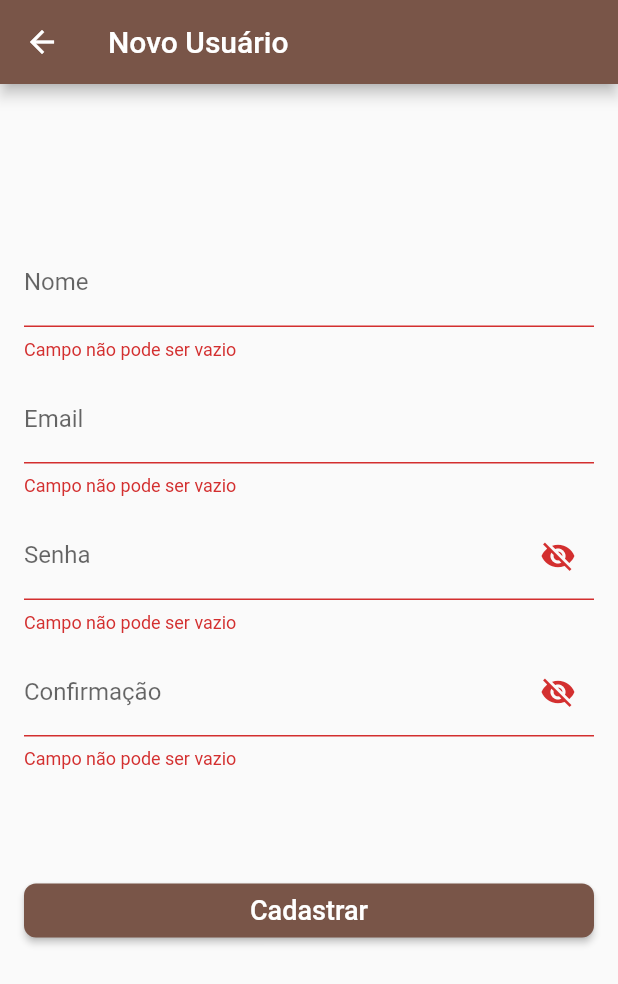
After one commit to cesarazevedocmd/cafeys-admin-app, a Flutter app: the UserFormPage screen opened directly, after a tap on "Cadastrar", on a phone screen of 412 x 824 dp. The commit adds this screen. Shown: the top 984 px of the screen. Run offline on Flutter 3.47's test engine with Material 2 defaults, Android fonts, the phone set to English and light mode, and no system bars; our stand-ins replace connectivity_plus, dropdown_search, firebase_remote_config, shared_preferences; accounts and stored records are empty; network calls fail.

Commit message:
Creating UserFormPage

```diff
--- a/lib/page/admin_list_page.dart
+++ b/lib/page/admin_list_page.dart
@@ -132,7 +132,9 @@ class _AdminListPageState extends State<AdminListPage> {
   Widget build(BuildContext context) {
     initAppSearchView();
     return Scaffold(
-      appBar: AppWidget.helloAdminAppBar(),
+      appBar: AppBar(
+        title: const Text(AppStrings.registeredAdminList),
+      ),
       body: Column(
         children: [
           _appSearchView!,
@@ -204,17 +206,17 @@ class _AdminListPageState extends State<AdminListPage> {
 
   void swapSearchViewVisibility() => _appSearchView?.swapVisibility();
 
+  openAdminForm({Admin? admin}) async {
+    var pushResult = await push(context, AdminFormPage(admin: admin));
+    if (pushResult != null && pushResult == true) {
+      _fetch();
+    }
+  }
+
   @override
   void dispose() {
     super.dispose();
     _scrollController.dispose();
     listAdminBloc?.dispose();
   }
-
-  openAdminForm({Admin? admin}) async {
-    var pushResult = await push(context, AdminFormPage(admin: admin));
-    if (pushResult != null && pushResult == true) {
-      _fetch();
-    }
-  }
 }
--- /dev/null
+++ b/lib/page/user_form_page.dart
@@ -0,0 +1,203 @@
+import 'package:cafeysadmin/config/nav.dart';
+import 'package:cafeysadmin/custom_views/app_button_view.dart';
+import 'package:cafeysadmin/custom_views/app_drop_down_view.dart';
+import 'package:cafeysadmin/custom_views/app_text_field_view.dart';
+import 'package:cafeysadmin/model/admin.dart';
+import 'package:cafeysadmin/model/admin_dto.dart';
+import 'package:cafeysadmin/model/enums/access_type.dart';
+import 'package:cafeysadmin/model/user.dart';
+import 'package:cafeysadmin/model/user_dto.dart';
+import 'package:cafeysadmin/repository/blocs/admin/save_admin_bloc.dart';
+import 'package:cafeysadmin/repository/blocs/bloc_response.dart';
+import 'package:cafeysadmin/repository/blocs/user/save_user_bloc.dart';
+import 'package:cafeysadmin/util/app_constants.dart';
+import 'package:cafeysadmin/util/app_space.dart';
+import 'package:cafeysadmin/util/app_strings.dart';
+import 'package:cafeysadmin/util/app_toast.dart';
+import 'package:cafeysadmin/util/app_validation.dart';
+import 'package:cafeysadmin/util/app_widget.dart';
+import 'package:flutter/material.dart';
+
+class UserFormPage extends StatefulWidget {
+  final User? user;
+
+  const UserFormPage({this.user, Key? key}) : super(key: key);
+
+  @override
+  State<UserFormPage> createState() => _UserFormPageState();
+}
+
+class _UserFormPageState extends State<UserFormPage> {
+  final _formKey = GlobalKey<FormState>();
+  bool loadedFields = false;
+  TextEditingController controllerName = TextEditingController();
+  TextEditingController controllerEmail = TextEditingController();
+  TextEditingController controllerPassword = TextEditingController();
+  TextEditingController controllerPasswordConfirmation = TextEditingController();
+  bool visiblePassword = false;
+  bool visiblePasswordConfirmation = false;
+
+  @override
+  Widget build(BuildContext context) {
+    loadFields(widget.user);
+
+    return Scaffold(
+      appBar: AppBar(
+        title: Text(widget.user != null ? AppStrings.updateUser : AppStrings.addUser),
+      ),
+      body: Form(
+        key: _formKey,
+        child: Container(
+          padding: const EdgeInsets.only(left: AppConstants.VALUE_16, right: AppConstants.VALUE_16),
+          child: ListView(
+            children: [
+              AppSpace.vertical(MediaQuery.of(context).size.height / AppConstants.VALUE_8.toInt()),
+              fieldsByAuthenticatedUser(),
+              AppSpace.vertical(AppConstants.VALUE_60),
+              saveButton(),
+            ],
+          ),
+        ),
+      ),
+    );
+  }
+
+  Widget fieldsByAuthenticatedUser() {
+    return Column(
+      children: [
+        AppTextFieldView(
+          controller: controllerName,
+          borderType: AppTextFieldBorderType.bottom,
+          label: AppStrings.nameLabel,
+          validator: AppValidation.validatorEmptyField,
+        ),
+        AppSpace.vertical(AppConstants.VALUE_10),
+        AppTextFieldView(
+          controller: controllerEmail,
+          borderType: AppTextFieldBorderType.bottom,
+          label: AppStrings.emailLabel,
+          validator: AppValidation.validatorEmptyField,
+        ),
+        AppSpace.vertical(AppConstants.VALUE_10),
+        AppTextFieldView(
+          controller: controllerPassword,
+          borderType: AppTextFieldBorderType.bottom,
+          label: AppStrings.passwordLabel,
+          isPassword: !visiblePassword,
+          maxLines: AppConstants.VALUE_1.toInt(),
+          suffixIcon: IconButton(
+            icon: Icon(visiblePassword ? Icons.visibility : Icons.visibility_off),
+            onPressed: () {
+              setState(() {
+                visiblePassword = !visiblePassword;
+              });
+            },
+          ),
+          validator: widget.user != null ? null : AppValidation.passwordMinimumCharacter,
+          enable: widget.user == null,
+        ),
+        AppSpace.vertical(AppConstants.VALUE_10),
+        AppTextFieldView(
+          controller: controllerPasswordConfirmation,
+          borderType: AppTextFieldBorderType.bottom,
+          label: AppStrings.passwordConfirmationLabel,
+          isPassword: !visiblePasswordConfirmation,
+          maxLines: AppConstants.VALUE_1.toInt(),
+          suffixIcon: IconButton(
+            icon: Icon(visiblePasswordConfirmation ? Icons.visibility : Icons.visibility_off),
+            onPressed: () {
+              setState(() {
+                visiblePasswordConfirmation = !visiblePasswordConfirmation;
+              });
+            },
+          ),
+          validator: widget.user != null ? null : _validateConfirmationPassword,
+          enable: widget.user == null,
+        ),
+        AppSpace.vertical(AppConstants.VALUE_10),
+      ],
+    );
+  }
+
+  String? _validateConfirmationPassword(String? value) {
+    var validation = AppValidation.passwordMinimumCharacter(value);
+    if (validation == null) {
+      if (controllerPassword.text != controllerPasswordConfirmation.text) {
+        return AppStrings.passwordAreNotEquals;
+      }
+    }
+    return validation;
+  }
+
+  Widget saveButton() {
+    return Row(
+      children: [
+        Expanded(
+          child: AppButtonView(
+            text: widget.user != null ? AppStrings.updateButtonLabel : AppStrings.addButtonLabel,
+            textStyle: const TextStyle(fontSize: AppConstants.VALUE_18),
+            onClick: () => onLoginButtonClick(),
+            type: AppButtonType.primary,
+            buttonStyle: ButtonStyle(
+              shape: MaterialStateProperty.all(
+                RoundedRectangleBorder(
+                  borderRadius: BorderRadius.circular(AppConstants.VALUE_8),
+                ),
+              ),
+            ),
+          ),
+        ),
+      ],
+    );
+  }
+
+  void loadFields(User? user) {
+    if (user != null && !loadedFields) {
+      controllerName.text = user.name!;
+      controllerEmail.text = user.email!;
+      loadedFields = true;
+    }
+  }
+
+  void onLoginButtonClick() async {
+    bool formOK = _formKey.currentState?.validate() ?? false;
+    if (!formOK) {
+      return;
+    }
+
+    AppWidget.showProgressDialog(context);
+
+    String name = controllerName.text;
+    String email = controllerEmail.text;
+    String password = controllerPassword.text;
+    String passwordConfirmation = controllerPasswordConfirmation.text;
+
+    var dto = UserDTO(
+      id: widget.user?.id,
+      name: name,
+      email: email,
+      password: password,
+      passwordConfirm: passwordConfirmation,
+    );
+
+    var bloc = SaveUserBloc();
+    var result = await bloc.fetch(dto: dto);
+    bloc.dispose();
+
+    // Removing ProgressDialog from the stack
+    if (mounted) pop(context);
+
+    switch (result.status) {
+      case BlocResponseStatus.unknown:
+        break;
+      case BlocResponseStatus.loading:
+        break;
+      case BlocResponseStatus.error:
+        if (mounted) AppToast.error(context, result.error ?? AppStrings.blocResponseGenericError);
+        break;
+      case BlocResponseStatus.success:
+        if (mounted) pop(context, result: true);
+        break;
+    }
+  }
+}
--- a/lib/page/user_list_page.dart
+++ b/lib/page/user_list_page.dart
@@ -1,6 +1,8 @@
+import 'package:cafeysadmin/config/nav.dart';
 import 'package:cafeysadmin/custom_views/app_search_view.dart';
 import 'package:cafeysadmin/custom_views/user_list_item_card_view.dart';
 import 'package:cafeysadmin/model/user.dart';
+import 'package:cafeysadmin/page/user_form_page.dart';
 import 'package:cafeysadmin/repository/blocs/bloc_response.dart';
 import 'package:cafeysadmin/repository/blocs/user/list_user_bloc.dart';
 import 'package:cafeysadmin/repository/pagination_response.dart';
@@ -130,13 +132,19 @@ class _UserListPageState extends State<UserListPage> {
   Widget build(BuildContext context) {
     initAppSearchView();
     return Scaffold(
-      appBar: AppWidget.helloAdminAppBar(),
+      appBar: AppBar(
+        title: const Text(AppStrings.registeredUsersList),
+      ),
       body: Column(
         children: [
           _appSearchView!,
           Expanded(child: _getContent()),
           _loadingMoreView(),
         ],
+      ),
+      floatingActionButton: FloatingActionButton(
+        onPressed: () => openUserForm(),
+        child: const Icon(Icons.person_add_outlined),
       ),
     );
   }
@@ -192,9 +200,18 @@ class _UserListPageState extends State<UserListPage> {
     return AppWidget.empty();
   }
 
-  void _itemClick(User user) async {}
+  void _itemClick(User user) {
+    openUserForm(user: user);
+  }
 
   void swapSearchViewVisibility() => _appSearchView?.swapVisibility();
+
+  openUserForm({User? user}) async {
+    var pushResult = await push(context, UserFormPage(user: user));
+    if (pushResult != null && pushResult == true) {
+      _fetch();
+    }
+  }
 
   @override
   void dispose() {
--- a/lib/util/app_strings.dart
+++ b/lib/util/app_strings.dart
@@ -34,6 +34,8 @@ class AppStrings {
   static const String manageBasicUsersLabel = "Usuários Cafeys App";
   static const String manageBasicUsersDescription = "Gerencie os usuários que tem acesso ao Aplicativo de medição";
   static const String passwordAreNotEquals = "Senhas divergentes";
+  static const String registeredUsersList = "Lista de Usuários";
+  static const String registeredAdminList = "Lista de Administradores";
 
   static String errorMessagePasswordFieldLength(int value) {
     return "Senha deve conter mínimo de $value caracteres";
```
